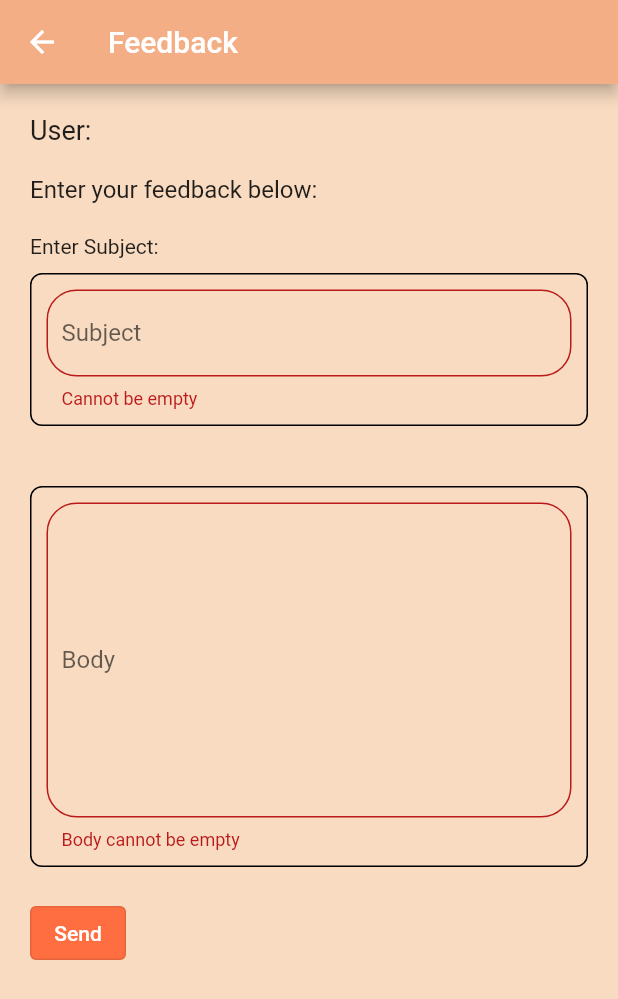
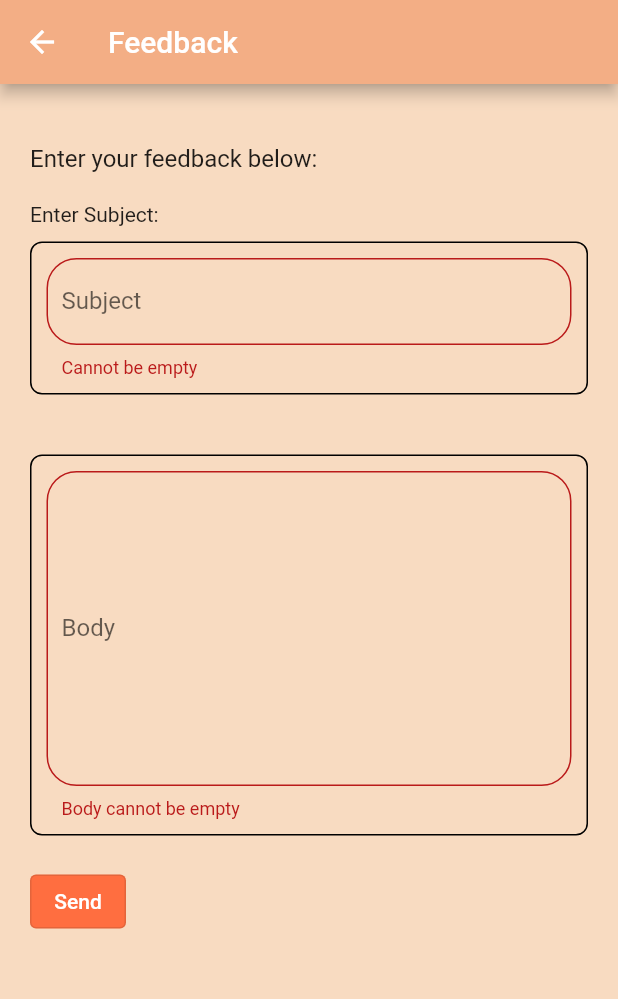
Before and after one commit to ayushshah31/calendarsongs, a Flutter app: the FeedbackPage screen opened by its route, after a tap on "Send", on a phone screen of 412 x 824 dp. Shown: the top 999 px of the screen. Run offline on Flutter 3.47's test engine with Material 2 defaults, Android fonts, the phone set to English and light mode, and no system bars; our stand-ins replace audio_service, dio, firebase_auth, firebase_core, firebase_database, flutter_spinkit and 8 more; missing offline and left inert: audio_session; accounts and stored records are empty; statements that could not run were skipped.

Commit message:
app release change, home page ui changes

```diff
--- a/lib/Screens/feedback.dart
+++ b/lib/Screens/feedback.dart
@@ -31,10 +31,10 @@ class _FeedbackPageState extends State<FeedbackPage> {
             child: Column(
               crossAxisAlignment: CrossAxisAlignment.start,
               children: [
-                Text(
-                    "User: ${FirebaseAuth.instance.currentUser!.email}",
-                  style: const TextStyle(fontSize: 18),
-                ),
+                // Text(
+                //     "User: ${FirebaseAuth.instance.currentUser!.email}",
+                //   style: const TextStyle(fontSize: 18),
+                // ),
                 const SizedBox(height: 20),
                 const Text("Enter your feedback below: ",style: TextStyle(fontSize: 16),),
                 const SizedBox(height: 20),
--- a/lib/Screens/home.dart
+++ b/lib/Screens/home.dart
@@ -121,6 +121,38 @@ class _HomePageState extends State<HomePage> {
     return ans;
   }
 
+  List weekday = [
+    "Monday","Tuesday","Wednesday","Thursday","Friday","Saturday","Sunday"
+  ];
+
+  List months = [
+    "Jan","Feb","March","April","May","June","July","Sept","Oct","Nov","Dec"
+  ];
+  String selsup(int dateNow){
+    String th = "\u1d57\u02b0";
+    String rd = "\u02b3\u1d48";
+    String nd = "\u207f\u1d48";
+    String st = "\u02e2\u1d57";
+    var res = dateNow.toString().split("");
+    if(res.last == "1"){
+      return st;
+    } else if( res.last =="2"){
+      return nd;
+    } else if(res.last == "3"){
+      return rd;
+    } else{
+      return th;
+    }
+  }
+
+  String getTodayDate(){
+    int day = DateTime.now().day;
+    int month = DateTime.now().month;
+    int year = DateTime.now().year;
+    String supText = selsup(day);
+    return "${day}${supText} ${months[month]} $year";
+  }
+
   @override
   Widget build(BuildContext context) {
     final pageManager = getIt<PageManager>();
@@ -153,7 +185,7 @@ class _HomePageState extends State<HomePage> {
     return SafeArea(
       child: Scaffold(
         appBar: AppBar(
-          title: const Text("HomePage"),
+          title: const Text("Mantra Therapy"),
           automaticallyImplyLeading: false,
           actions: [
             PopupMenuButton(
@@ -256,65 +288,66 @@ class _HomePageState extends State<HomePage> {
             child: Column(
               crossAxisAlignment: CrossAxisAlignment.start,
               children: [
-                HomeCalendarState(
-                    setPageController: setPageController,
-                    pageController: pageController,
-                    selectedDay: selectedDay,
-                    setSelectedDay: setSelectedDay,
-                    focusedDay: focusedDay,
-                    setFocusedDay: setFocusedDay,
-                    mantraCounter: mantraCounter,
-                    setMantraCounter: setMantraCount,
-                    // pageController: pageControllerCal,
-                    // getTithiDate: getTithiDate,
-                    // setAudioPlayer: setAudioPlayer
+                // HomeCalendarState(
+                //     setPageController: setPageController,
+                //     pageController: pageController,
+                //     selectedDay: selectedDay,
+                //     setSelectedDay: setSelectedDay,
+                //     focusedDay: focusedDay,
+                //     setFocusedDay: setFocusedDay,
+                //     mantraCounter: mantraCounter,
+                //     setMantraCounter: setMantraCount,
+                //     // pageController: pageControllerCal,
+                //     // getTithiDate: getTithiDate,
+                //     // setAudioPlayer: setAudioPlayer
+                // ),
+                Padding(
+                    padding: EdgeInsets.all(10),
+                  child: Row(
+                    children: [
+                      Container(
+                        padding: EdgeInsets.all(10),
+                        decoration: BoxDecoration(
+                          border: Border(
+                            left: BorderSide(
+                              color: Colors.black,
                             ),
-                const SizedBox(height: 10),
-                Expanded(
-                  flex: 20,
-                  child: Padding(
-                    padding: const EdgeInsets.all(10.0),
-                    child: SingleChildScrollView(
+                            right: BorderSide(color: Colors.black),
+                            top: BorderSide(color: Colors.black),
+                            bottom: BorderSide(color: Colors.black)
+                          ),
+                          color: Color(0xFFf3ae85)
+                        ),
                         child: Column(
-                        crossAxisAlignment: CrossAxisAlignment.start,
                           children: [
-                          Column(
-                            children: [
-                              Table(
-                                columnWidths: const {
-                                  0: IntrinsicColumnWidth(flex: 2),
-                                  1: FlexColumnWidth(5)
-                                },
-                                children: [
-                                  TableRow(
-                                      children: [
-                                        const Text(
-                                          "Tithi: ",
-                                          style: TextStyle(
-                                              fontSize: 20
+                            Text(weekday[DateTime.now().weekday-1],style: TextStyle(fontSize: 20),),
+                            SizedBox(height: 10,),
+                            Text(getTodayDate(),style: TextStyle(fontSize: 20),)
+                          ]
                         ),
                       ),
-                                        Center(
-                                          child: Text(
+                      const SizedBox(width: 10),
+                      Expanded(
+                        flex: 1,
+                        child: Column(
+                          children: [
+                            Row(
+                              mainAxisAlignment: MainAxisAlignment.center,
+                              children: [
+                                Text(
+                                  "Tithi ",
+                                  style: TextStyle(fontSize: 20),
+                                ),
+                                Text(
                                   res==15||res==30?res2.introSoundFile.toString().split(" ")[0]:res2.introSoundFile.toString().split(" ")[1],
                                   style: const TextStyle(
-                                                fontSize: 18,
+                                      fontSize: 20,
                                       fontWeight: FontWeight.w900,
-                                                color: Color(0xFFA47500)
+                                      color: Colors.redAccent
                                   ),
+                                )
+                              ],
                             ),
-                                        ),
-                                      ]
-                                  ),
-                                  TableRow(
-                                      children: [
-                                        Container(height:5),
-                                        Container()
-                                      ]
-                                  ),
-                                  TableRow(
-                                    children: [
-                                      Container(),
                             Row(
                               mainAxisAlignment: MainAxisAlignment.spaceBetween,
                               children: [
@@ -367,6 +400,44 @@ class _HomePageState extends State<HomePage> {
                               ],
                             )
                           ]
+                        )
+                      )
+                    ],
+                  ),
+                ),
+                const SizedBox(height: 10),
+                Expanded(
+                  flex: 18,
+                  child: Padding(
+                    padding: const EdgeInsets.all(10.0),
+                    child: SingleChildScrollView(
+                      child: Column(
+                        crossAxisAlignment: CrossAxisAlignment.start,
+                        children: [
+                          Column(
+                            children: [
+                              Table(
+                                columnWidths: const {
+                                  0: IntrinsicColumnWidth(flex: 2),
+                                  1: FlexColumnWidth(5)
+                                },
+                                children: [
+                                  TableRow(
+                                      children: [
+                                        Container(height:5),
+                                        Container()
+                                      ]
+                                  ),
+                                  TableRow(
+                                    children: [
+                                      Container(),
+                                      Row(
+                                        mainAxisAlignment: MainAxisAlignment.spaceBetween,
+                                        children: [
+
+                                        ],
+                                      )
+                                    ]
                                   ),
                                   TableRow(
                                     children: [
@@ -376,20 +447,16 @@ class _HomePageState extends State<HomePage> {
                                   ),
                                   TableRow(
                                       children: [
-                                        const Text(
-                                            "Mantra: "
-                                        ),
+                                        const Text("Mantra:",style: TextStyle(fontSize: 18,),),
                                         Column(
                                           crossAxisAlignment: CrossAxisAlignment.start,
                                           children: [
                                             Text(
-                                              res2.mantraEnglish,
+                                              "${res2.mantraEnglish}  ${res2.mantraHindi}",
                                               overflow: TextOverflow.visible,
+                                              style: TextStyle(
+                                                fontSize: 18,
                                               ),
-                                            const SizedBox(height: 5),
-                                            Text(
-                                              res2.mantraHindi,
-                                              overflow: TextOverflow.visible,
                                             ),
                                           ],
                                         ),
@@ -404,7 +471,7 @@ class _HomePageState extends State<HomePage> {
                                   TableRow(
                                       children: [
                                         Container(),
-                                        Text(res2.noOfRep)
+                                        Text(res2.noOfRep,style: TextStyle(fontSize: 18,),)
                                       ]
                                   ),
                                   TableRow(
@@ -415,8 +482,8 @@ class _HomePageState extends State<HomePage> {
                                   ),
                                   TableRow(
                                       children: [
-                                        const Text("Procedure: "),
-                                        Text(res2.procedure)
+                                        const Text("Procedure: ",style: TextStyle(fontSize: 18,),),
+                                        Text(res2.procedure,style: TextStyle(fontSize: 18,),)
                                       ]
                                   ),
                                   TableRow(
@@ -427,8 +494,8 @@ class _HomePageState extends State<HomePage> {
                                   ),
                                   TableRow(
                                       children: [
-                                        const Text("Benefit: "),
-                                        Text(res2.benefits)
+                                        const Text("Benefit: ",style: TextStyle(fontSize: 18,),),
+                                        Text(res2.benefits,style: TextStyle(fontSize: 18,),)
                                       ]
                                   ),
                                   TableRow(
@@ -439,7 +506,7 @@ class _HomePageState extends State<HomePage> {
                                   ),
                                   TableRow(
                                     children: [
-                                      const Text("Mantra"),
+                                      const Text("Mantra",style: TextStyle(fontSize: 18,),),
                                       Container(
                                         margin: const EdgeInsets.fromLTRB(20, 0, 30, 0),
                                         child: ValueListenableBuilder<ProgressBarState>(
--- a/lib/Screens/wrapper.dart
+++ b/lib/Screens/wrapper.dart
@@ -68,6 +68,7 @@ class _WrapperState extends State<Wrapper> {
         setState((){
           _downloading=false;
           fileDownloaded = true;
+          downloadCounter = 100;
         });
       } else {
         await download();
```
Also changed, not shown: 7 other files. Lines whose indentation alone changed are shown as unchanged.
